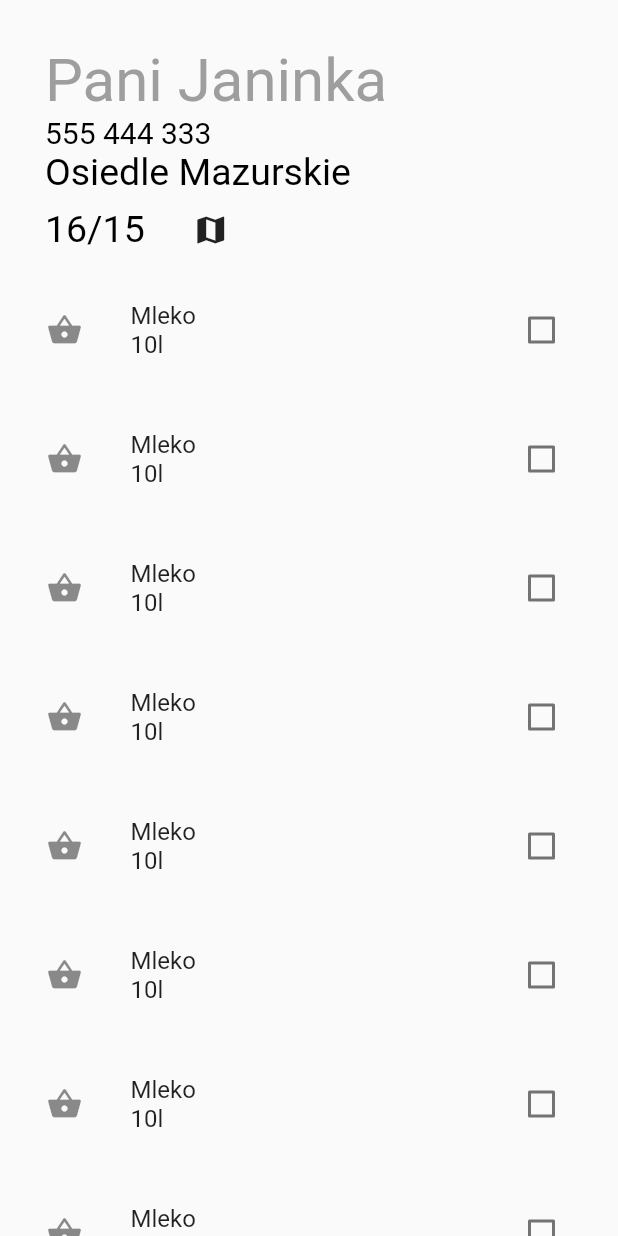
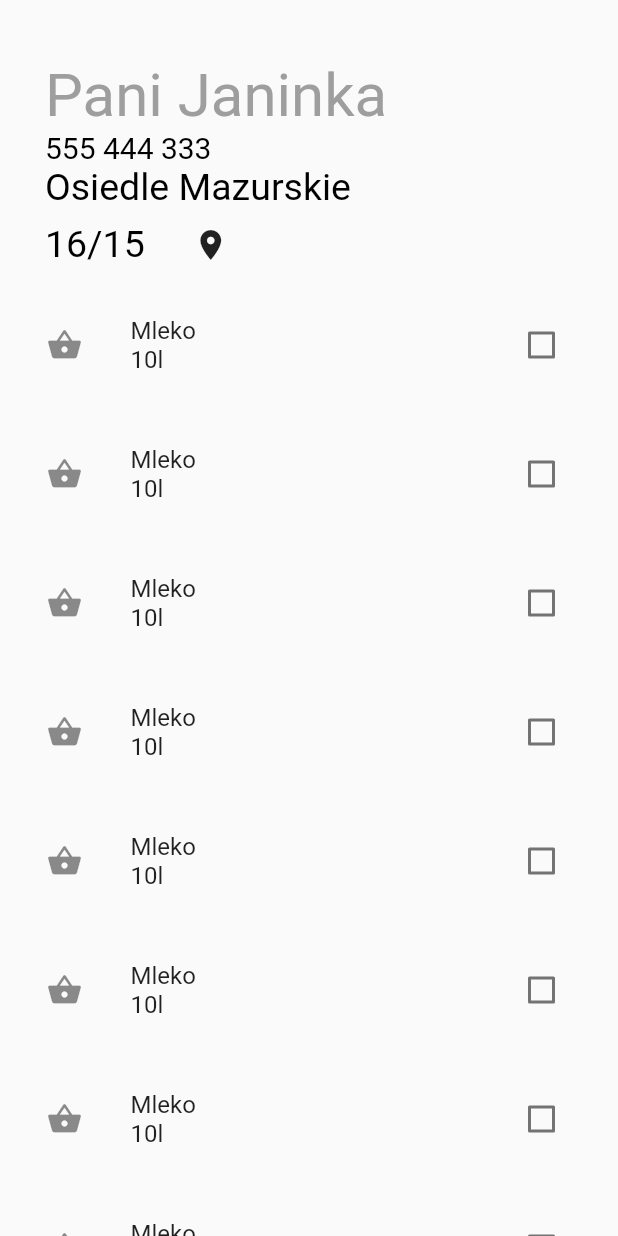
Before and after one commit to kamilbakierzynski/flutter_zostawpoddrzwiami, a Flutter app: the screen it shows once a user with an empty profile is signed in, after a tap on "Lista", on a phone screen of 412 x 824 dp. Run offline on Flutter 3.47's test engine with Material 2 defaults, Android fonts, the phone set to English and light mode, and no system bars; our stand-ins replace cloud_firestore, firebase_auth, flutter_spinkit, geolocator, toast; missing offline and left inert: shortid; accounts and stored records are empty.

Commit message:
home screen upper chin fixed

```diff
--- a/lib/screens/current_request.dart
+++ b/lib/screens/current_request.dart
@@ -28,7 +28,7 @@ class _CurrentRequestState extends State<CurrentRequest> {
       child: Column(
         children: <Widget>[
           Container(
-            padding: EdgeInsets.only(left: 30, top: 30, right: 30),
+            padding: EdgeInsets.only(left: 30, top: 40, right: 30),
             child: Column(
               children: <Widget>[
                 Column(
@@ -71,7 +71,7 @@ class _CurrentRequestState extends State<CurrentRequest> {
                           onPressed: () {
                             _launchMapsUrl();
                           },
-                          child: const Icon(Icons.map),
+                          child: const Icon(Icons.location_on),
                         ),
                       ],
                     ),
@@ -86,7 +86,7 @@ class _CurrentRequestState extends State<CurrentRequest> {
                 itemCount: rows,
                 itemBuilder: (context, index) {
                   return Container(
-                    padding: const EdgeInsets.all(15),
+                    padding: const EdgeInsets.only(left: 15, right: 15, top: 15, bottom: 15),
                     child: CheckboxListTile(
                       value: checkbox_value,
                       title: Column(
--- a/lib/screens/home_screen.dart
+++ b/lib/screens/home_screen.dart
@@ -29,7 +29,7 @@ class HomeScreen extends StatelessWidget {
             SliverAppBar(
               floating: false,
               pinned: true,
-              expandedHeight: 200,
+              expandedHeight: 100,
               backgroundColor: Colors.white,
               actions: <Widget>[
                 IconButton(
```
